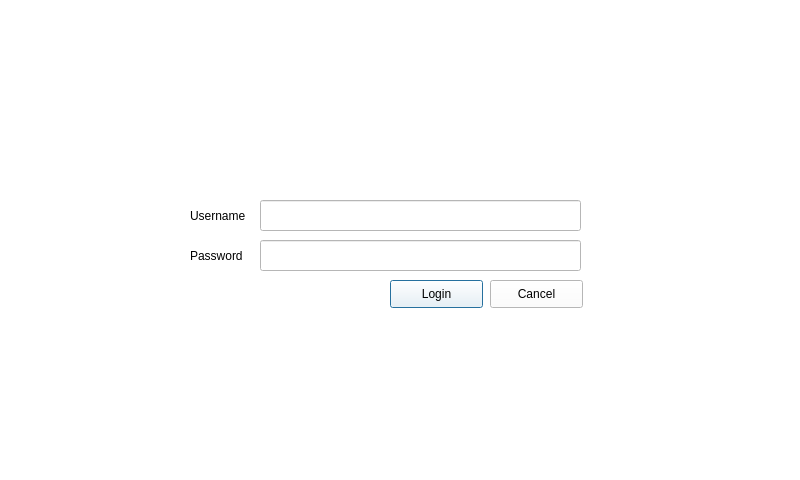
The window that loginDlg.ui (fakhrul/ecoi_tnb_iot) describes before a commit, drawn with Qt 5.
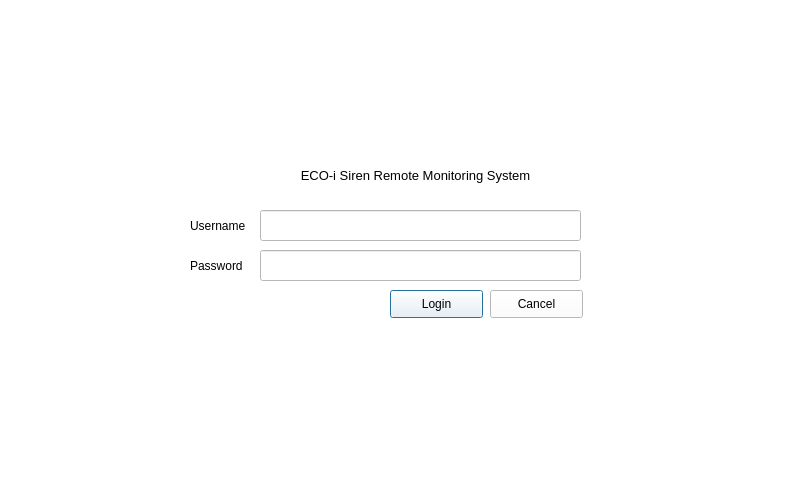
The same window after the commit. Icons and pictures are not drawn.

The edit to the form file:
```diff
--- a/loginDlg.ui
+++ b/loginDlg.ui
@@ -23,7 +23,7 @@
    <property name="geometry">
     <rect>
      <x>190</x>
-     <y>200</y>
+     <y>210</y>
      <width>71</width>
      <height>31</height>
     </rect>
@@ -35,12 +35,15 @@
   <widget class="QLabel" name="labelError">
    <property name="geometry">
     <rect>
-     <x>330</x>
-     <y>300</y>
-     <width>71</width>
-     <height>21</height>
+     <x>260</x>
+     <y>330</y>
+     <width>321</width>
+     <height>41</height>
     </rect>
    </property>
+   <property name="styleSheet">
+    <string notr="true">color: rgb(255, 0, 0);</string>
+   </property>
    <property name="text">
     <string/>
    </property>
@@ -49,7 +52,7 @@
    <property name="geometry">
     <rect>
      <x>190</x>
-     <y>240</y>
+     <y>250</y>
      <width>71</width>
      <height>31</height>
     </rect>
@@ -62,7 +65,7 @@
    <property name="geometry">
     <rect>
      <x>390</x>
-     <y>280</y>
+     <y>290</y>
      <width>93</width>
      <height>28</height>
     </rect>
@@ -75,7 +78,7 @@
    <property name="geometry">
     <rect>
      <x>490</x>
-     <y>280</y>
+     <y>290</y>
      <width>93</width>
      <height>28</height>
     </rect>
@@ -88,7 +91,7 @@
    <property name="geometry">
     <rect>
      <x>260</x>
-     <y>200</y>
+     <y>210</y>
      <width>321</width>
      <height>31</height>
     </rect>
@@ -98,7 +101,7 @@
    <property name="geometry">
     <rect>
      <x>260</x>
-     <y>240</y>
+     <y>250</y>
      <width>321</width>
      <height>31</height>
     </rect>
@@ -107,6 +110,51 @@
     <enum>QLineEdit::Password</enum>
    </property>
   </widget>
+  <widget class="QLabel" name="labelLogo">
+   <property name="geometry">
+    <rect>
+     <x>320</x>
+     <y>80</y>
+     <width>151</width>
+     <height>61</height>
+    </rect>
+   </property>
+   <property name="text">
+    <string/>
+   </property>
+   <property name="pixmap">
+    <pixmap resource="resources.qrc">:/logo/images/ecoi_logo.png</pixmap>
+   </property>
+   <property name="scaledContents">
+    <bool>true</bool>
+   </property>
+  </widget>
+  <widget class="QLabel" name="label_5">
+   <property name="geometry">
+    <rect>
+     <x>190</x>
+     <y>160</y>
+     <width>451</width>
+     <height>31</height>
+    </rect>
+   </property>
+   <property name="font">
+    <font>
+     <pointsize>10</pointsize>
+     <weight>50</weight>
+     <bold>false</bold>
+    </font>
+   </property>
+   <property name="styleSheet">
+    <string notr="true">color: rgb(0, 0, 0);</string>
+   </property>
+   <property name="text">
+    <string>ECO-i Siren Remote Monitoring System</string>
+   </property>
+   <property name="alignment">
+    <set>Qt::AlignCenter</set>
+   </property>
+  </widget>
  </widget>
  <resources/>
  <connections/>
```
Left out of the diff: 4 changed lines with no effect on the pictures.
